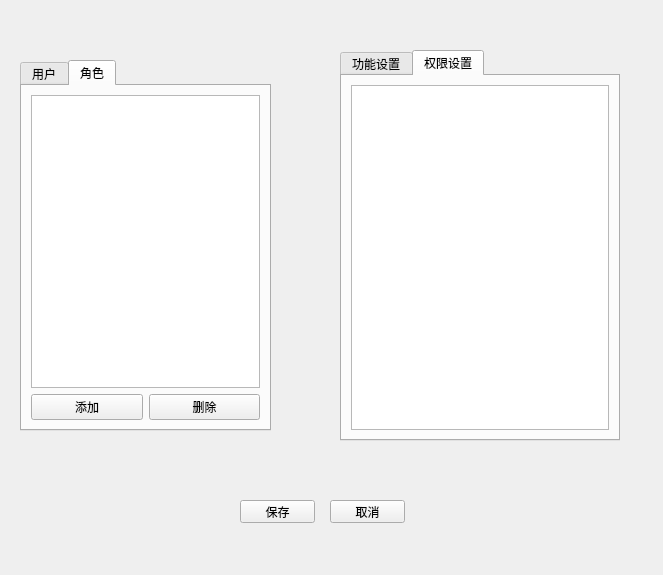
Old version of the form ui/permission_setup.ui in the repository yuyan235813/balance_platform.
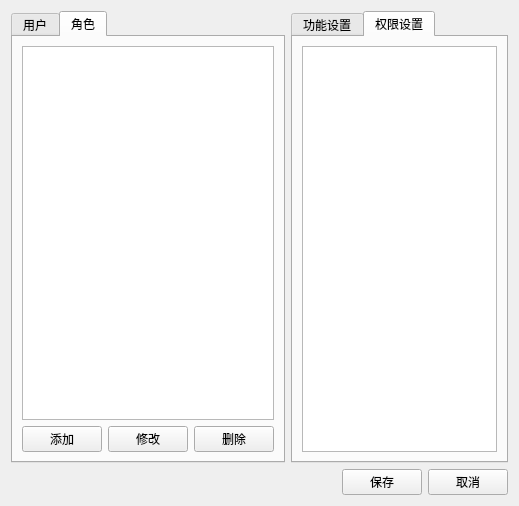
New version of the form.

What changed in the file:
```diff
--- a/ui/permission_setup.ui
+++ b/ui/permission_setup.ui
@@ -6,55 +6,18 @@
    <rect>
     <x>0</x>
     <y>0</y>
-    <width>663</width>
-    <height>575</height>
+    <width>519</width>
+    <height>506</height>
    </rect>
   </property>
   <property name="windowTitle">
    <string>Form</string>
   </property>
-  <widget class="QTabWidget" name="permissionTabWidget">
-   <property name="geometry">
-    <rect>
-     <x>340</x>
-     <y>50</y>
-     <width>280</width>
-     <height>391</height>
-    </rect>
-   </property>
-   <property name="currentIndex">
-    <number>1</number>
-   </property>
-   <widget class="QWidget" name="tab">
-    <attribute name="title">
-     <string>功能设置</string>
-    </attribute>
-    <layout class="QVBoxLayout" name="verticalLayout_3">
+  <layout class="QVBoxLayout" name="verticalLayout_5">
      <item>
-      <widget class="QTableWidget" name="optionTableWidget"/>
-     </item>
-    </layout>
-   </widget>
-   <widget class="QWidget" name="tab_2">
-    <attribute name="title">
-     <string>权限设置</string>
-    </attribute>
-    <layout class="QVBoxLayout" name="verticalLayout_4">
+    <layout class="QHBoxLayout" name="horizontalLayout_3">
      <item>
-      <widget class="QTableWidget" name="permissionTableWidget"/>
-     </item>
-    </layout>
-   </widget>
-  </widget>
   <widget class="QTabWidget" name="userRoleQTabWidget">
-   <property name="geometry">
-    <rect>
-     <x>20</x>
-     <y>60</y>
-     <width>251</width>
-     <height>371</height>
-    </rect>
-   </property>
    <property name="currentIndex">
     <number>1</number>
    </property>
@@ -103,6 +66,13 @@
          </property>
         </widget>
        </item>
+           <item>
+            <widget class="QPushButton" name="editRolePushButton">
+             <property name="text">
+              <string>修改</string>
+             </property>
+            </widget>
+           </item>
        <item>
         <widget class="QPushButton" name="deleteRolePushButton">
          <property name="text">
@@ -115,32 +85,68 @@
     </layout>
    </widget>
   </widget>
+     </item>
+     <item>
+      <widget class="QTabWidget" name="permissionTabWidget">
+       <property name="currentIndex">
+        <number>1</number>
+       </property>
+       <widget class="QWidget" name="tab">
+        <attribute name="title">
+         <string>功能设置</string>
+        </attribute>
+        <layout class="QVBoxLayout" name="verticalLayout_3">
+         <item>
+          <widget class="QTableView" name="optionTableView"/>
+         </item>
+        </layout>
+       </widget>
+       <widget class="QWidget" name="tab_2">
+        <attribute name="title">
+         <string>权限设置</string>
+        </attribute>
+        <layout class="QVBoxLayout" name="verticalLayout_4">
+         <item>
+          <widget class="QTableView" name="permissionTableView"/>
+         </item>
+        </layout>
+       </widget>
+      </widget>
+     </item>
+    </layout>
+   </item>
+   <item>
+    <layout class="QHBoxLayout" name="horizontalLayout_4">
+     <item>
+      <spacer name="horizontalSpacer">
+       <property name="orientation">
+        <enum>Qt::Horizontal</enum>
+       </property>
+       <property name="sizeHint" stdset="0">
+        <size>
+         <width>40</width>
+         <height>20</height>
+        </size>
+       </property>
+      </spacer>
+     </item>
+     <item>
   <widget class="QPushButton" name="savePushButton">
-   <property name="geometry">
-    <rect>
-     <x>240</x>
-     <y>500</y>
-     <width>75</width>
-     <height>23</height>
-    </rect>
-   </property>
    <property name="text">
     <string>保存</string>
    </property>
   </widget>
+     </item>
+     <item>
   <widget class="QPushButton" name="cancelPushButton">
-   <property name="geometry">
-    <rect>
-     <x>330</x>
-     <y>500</y>
-     <width>75</width>
-     <height>23</height>
-    </rect>
-   </property>
    <property name="text">
     <string>取消</string>
    </property>
   </widget>
+     </item>
+    </layout>
+   </item>
+  </layout>
  </widget>
  <resources/>
  <connections/>
```
Left out of the diff: 7 changed lines with no effect on the pictures. Lines whose indentation alone changed are shown as unchanged.
